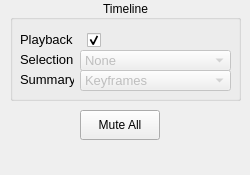
Old version of the form libs/gui-osg-qt/ACVideoControlsDockWidgetQt.ui in the repository MediaCycle/MediaCycle.
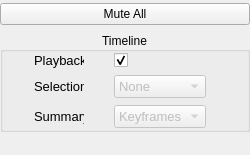
New version of the form.

Commit message: DockWidgets lifting. DockWidgetManager now resizes the main window height depending of the visible docks.

Diff of the .ui file:
```diff
--- a/libs/gui-osg-qt/ACVideoControlsDockWidgetQt.ui
+++ b/libs/gui-osg-qt/ACVideoControlsDockWidgetQt.ui
@@ -25,7 +25,7 @@
   <property name="maximumSize">
    <size>
     <width>250</width>
-    <height>300</height>
+    <height>176</height>
    </size>
   </property>
   <property name="features">
@@ -38,27 +38,48 @@
    <string>Video Controls</string>
   </property>
   <widget class="QWidget" name="dockWidgetContents">
+   <property name="maximumSize">
+    <size>
+     <width>16777215</width>
+     <height>150</height>
+    </size>
+   </property>
+   <widget class="QWidget" name="">
+    <property name="geometry">
+     <rect>
+      <x>0</x>
+      <y>0</y>
+      <width>262</width>
+      <height>131</height>
+     </rect>
+    </property>
+    <layout class="QVBoxLayout" name="verticalLayout">
+     <item>
    <widget class="QPushButton" name="pushButtonMuteAll">
-    <property name="geometry">
-     <rect>
-      <x>80</x>
-      <y>110</y>
-      <width>80</width>
-      <height>30</height>
-     </rect>
+       <property name="maximumSize">
+        <size>
+         <width>250</width>
+         <height>16777215</height>
+        </size>
     </property>
     <property name="text">
      <string>Mute All</string>
     </property>
    </widget>
+     </item>
+     <item>
    <widget class="QGroupBox" name="groupBoxTimeline">
-    <property name="geometry">
-     <rect>
-      <x>10</x>
-      <y>0</y>
-      <width>231</width>
-      <height>101</height>
-     </rect>
+       <property name="minimumSize">
+        <size>
+         <width>250</width>
+         <height>100</height>
+        </size>
+       </property>
+       <property name="maximumSize">
+        <size>
+         <width>250</width>
+         <height>100</height>
+        </size>
     </property>
     <property name="title">
      <string>Timeline</string>
@@ -67,16 +88,86 @@
      <set>Qt::AlignCenter</set>
     </property>
     <property name="flat">
+        <bool>true</bool>
+       </property>
+       <widget class="QWidget" name="">
+        <property name="geometry">
+         <rect>
+          <x>10</x>
+          <y>20</y>
+          <width>221</width>
+          <height>79</height>
+         </rect>
+        </property>
+        <layout class="QGridLayout" name="gridLayout">
+         <property name="sizeConstraint">
+          <enum>QLayout::SetMinimumSize</enum>
+         </property>
+         <item row="0" column="0">
+          <widget class="QLabel" name="labelPlayback">
+           <property name="maximumSize">
+            <size>
+             <width>50</width>
+             <height>16777215</height>
+            </size>
+           </property>
+           <property name="font">
+            <font>
+             <pointsize>10</pointsize>
+            </font>
+           </property>
+           <property name="text">
+            <string>Playback</string>
+           </property>
+          </widget>
+         </item>
+         <item row="1" column="0">
+          <widget class="QLabel" name="labelSelection">
+           <property name="maximumSize">
+            <size>
+             <width>50</width>
+             <height>16777215</height>
+            </size>
+           </property>
+           <property name="font">
+            <font>
+             <pointsize>10</pointsize>
+            </font>
+           </property>
+           <property name="text">
+            <string>Selection</string>
+           </property>
+          </widget>
+         </item>
+         <item row="1" column="1">
+          <widget class="QComboBox" name="comboBoxSelection">
+           <property name="enabled">
      <bool>false</bool>
     </property>
+           <property name="font">
+            <font>
+             <pointsize>10</pointsize>
+            </font>
+           </property>
+           <item>
+            <property name="text">
+             <string>None</string>
+            </property>
+           </item>
+           <item>
+            <property name="text">
+             <string>Keyframes</string>
+            </property>
+           </item>
+          </widget>
+         </item>
+         <item row="2" column="0">
     <widget class="QLabel" name="labelSummary">
-     <property name="geometry">
-      <rect>
-       <x>10</x>
-       <y>70</y>
-       <width>54</width>
-       <height>18</height>
-      </rect>
+           <property name="maximumSize">
+            <size>
+             <width>50</width>
+             <height>16777215</height>
+            </size>
      </property>
      <property name="font">
       <font>
@@ -87,18 +178,12 @@
       <string>Summary</string>
      </property>
     </widget>
+         </item>
+         <item row="2" column="1">
     <widget class="QComboBox" name="comboBoxSummary">
      <property name="enabled">
       <bool>false</bool>
      </property>
-     <property name="geometry">
-      <rect>
-       <x>70</x>
-       <y>70</y>
-       <width>151</width>
-       <height>21</height>
-      </rect>
-     </property>
      <property name="font">
       <font>
        <pointsize>10</pointsize>
@@ -120,60 +205,14 @@
       </property>
      </item>
     </widget>
-    <widget class="QLabel" name="labelSelection">
-     <property name="geometry">
-      <rect>
-       <x>10</x>
-       <y>50</y>
-       <width>54</width>
-       <height>18</height>
-      </rect>
-     </property>
-     <property name="font">
-      <font>
-       <pointsize>10</pointsize>
-      </font>
-     </property>
-     <property name="text">
-      <string>Selection</string>
-     </property>
-    </widget>
-    <widget class="QComboBox" name="comboBoxSelection">
-     <property name="enabled">
-      <bool>false</bool>
-     </property>
-     <property name="geometry">
-      <rect>
-       <x>70</x>
-       <y>50</y>
-       <width>151</width>
-       <height>21</height>
-      </rect>
-     </property>
-     <property name="font">
-      <font>
-       <pointsize>10</pointsize>
-      </font>
-     </property>
-     <item>
-      <property name="text">
-       <string>None</string>
-      </property>
-     </item>
-     <item>
-      <property name="text">
-       <string>Keyframes</string>
-      </property>
-     </item>
-    </widget>
+         </item>
+         <item row="0" column="1">
     <widget class="QCheckBox" name="checkBoxPlayback">
-     <property name="geometry">
-      <rect>
-       <x>71</x>
-       <y>30</y>
+           <property name="maximumSize">
+            <size>
        <width>20</width>
-       <height>20</height>
-      </rect>
+             <height>16777215</height>
+            </size>
      </property>
      <property name="font">
       <font>
@@ -181,7 +220,7 @@
       </font>
      </property>
      <property name="layoutDirection">
-      <enum>Qt::RightToLeft</enum>
+            <enum>Qt::LeftToRight</enum>
      </property>
      <property name="text">
       <string/>
@@ -190,24 +229,12 @@
       <bool>true</bool>
      </property>
     </widget>
-    <widget class="QLabel" name="labelPlayback">
-     <property name="geometry">
-      <rect>
-       <x>10</x>
-       <y>30</y>
-       <width>54</width>
-       <height>18</height>
-      </rect>
-     </property>
-     <property name="font">
-      <font>
-       <pointsize>10</pointsize>
-      </font>
-     </property>
-     <property name="text">
-      <string>Playback</string>
-     </property>
-    </widget>
+         </item>
+        </layout>
+       </widget>
+      </widget>
+     </item>
+    </layout>
    </widget>
   </widget>
  </widget>
```
Lines whose indentation alone changed are shown as unchanged. The commit also changes 10 other files.
